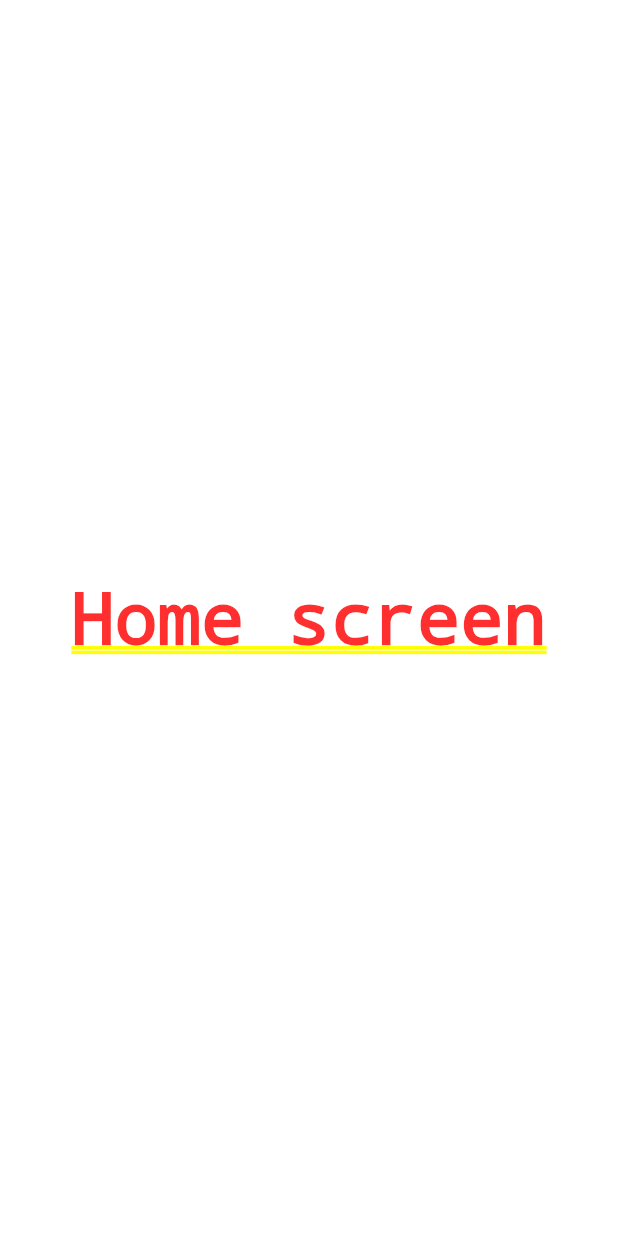
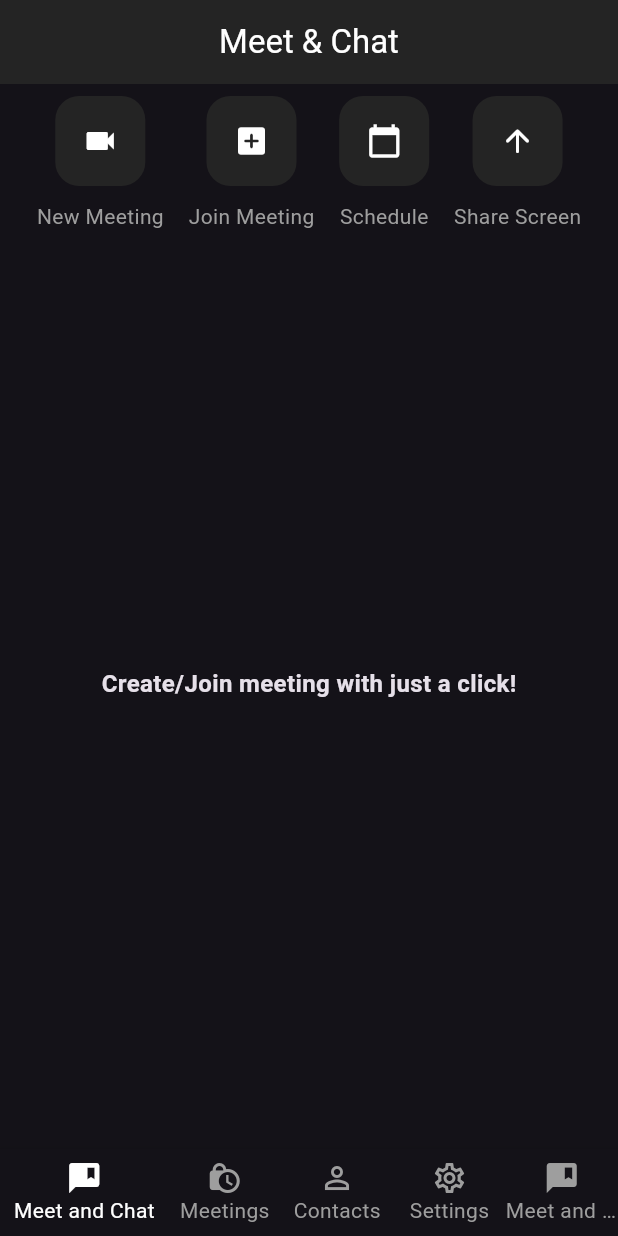
Before and after one commit to AmanKumar2324/bharat_connect, a Flutter app: the screen it shows once a user with an empty profile is signed in, on a phone screen of 412 x 824 dp. Run offline on Flutter 3.47's test engine with Material 3 defaults, Android fonts, the phone set to English and light mode, and no system bars; our stand-ins replace cloud_firestore, firebase_auth, firebase_core, google_sign_in; accounts and stored records are empty.

Commit message:
Home screen design and bottom navigation added

```diff
--- a/lib/screens/home_screen.dart
+++ b/lib/screens/home_screen.dart
@@ -1,3 +1,5 @@
+import 'package:bharat_connect/utils/colors.dart';
+import 'package:bharat_connect/widgets/home_meeting_button.dart';
 import 'package:flutter/material.dart';
 
 class HomeScreen extends StatefulWidget {
@@ -8,8 +10,78 @@ class HomeScreen extends StatefulWidget {
 }
 
 class _HomeScreenState extends State<HomeScreen> {
+  int _page = 0;
+  onPageChanged(int page) {
+    setState(() {
+      _page = page;
+    });
+  }
+
   @override
   Widget build(BuildContext context) {
-    return Container(child: Center(child: Text('Home screen'),),);
+    return Scaffold(
+      appBar: AppBar(
+        title: Text('Meet & Chat'),
+        centerTitle: true,
+        backgroundColor: backgroundColor,
+      ),
+      body: Padding(
+        padding: const EdgeInsets.all(8.0),
+        child: Column(
+          children: [
+            Row(
+              mainAxisAlignment: MainAxisAlignment.spaceEvenly,
+              children: [
+                HomeMeetingButtonWidget(
+                    onPressed: () {},
+                    icon: Icons.videocam,
+                    text: 'New Meeting'),
+                HomeMeetingButtonWidget(
+                    onPressed: () {},
+                    icon: Icons.add_box_rounded,
+                    text: 'Join Meeting'),
+                HomeMeetingButtonWidget(
+                    onPressed: () {},
+                    icon: Icons.calendar_today,
+                    text: 'Schedule'),
+                HomeMeetingButtonWidget(
+                    onPressed: () {},
+                    icon: Icons.arrow_upward_rounded,
+                    text: 'Share Screen')
+              ],
+            ),
+            Expanded(
+              child: Center(
+                child: Text(
+                  'Create/Join meeting with just a click!',
+                  style: TextStyle(fontWeight: FontWeight.bold, fontSize: 16),
+                ),
+              ),
+            ),
+          ],
+        ),
+      ),
+      bottomNavigationBar: BottomNavigationBar(
+        backgroundColor: footerColor,
+        unselectedFontSize: 14,
+        selectedItemColor: Colors.white,
+        unselectedItemColor: Colors.grey,
+        showUnselectedLabels: true,
+        onTap: onPageChanged,
+        currentIndex: _page,
+        items: [
+          BottomNavigationBarItem(
+              icon: Icon(Icons.comment_bank), label: 'Meet and Chat'),
+          BottomNavigationBarItem(
+              icon: Icon(Icons.lock_clock), label: 'Meetings'),
+          BottomNavigationBarItem(
+              icon: Icon(Icons.person_outline), label: 'Contacts'),
+          BottomNavigationBarItem(
+              icon: Icon(Icons.settings_outlined), label: 'Settings'),
+          BottomNavigationBarItem(
+              icon: Icon(Icons.comment_bank), label: 'Meet and Chat'),
+        ],
+      ),
+    );
   }
 }
--- /dev/null
+++ b/lib/widgets/home_meeting_button.dart
@@ -0,0 +1,49 @@
+import 'package:bharat_connect/utils/colors.dart';
+import 'package:flutter/material.dart';
+
+class HomeMeetingButtonWidget extends StatefulWidget {
+  final VoidCallback onPressed;
+  final IconData icon;
+  final String text;
+  const HomeMeetingButtonWidget(
+      {super.key,
+      required this.onPressed,
+      required this.icon,
+      required this.text});
+
+  @override
+  State<HomeMeetingButtonWidget> createState() =>
+      _HomeMeetingButtonWidgetState();
+}
+
+class _HomeMeetingButtonWidgetState extends State<HomeMeetingButtonWidget> {
+  @override
+  Widget build(BuildContext context) {
+    return GestureDetector(
+      onTap: widget.onPressed,
+      child: Column(
+        children: [
+          Container(
+            decoration: BoxDecoration(
+              color: backgroundColor,
+              borderRadius: BorderRadius.circular(16),
+            ),
+            height: 60,
+            width: 60,
+            child: Icon(
+              widget.icon,
+              color: Colors.white,
+            ),
+          ),
+          SizedBox(
+            height: 10,
+          ),
+          Text(
+            widget.text,
+            style: TextStyle(color: Colors.grey),
+          )
+        ],
+      ),
+    );
+  }
+}
```
